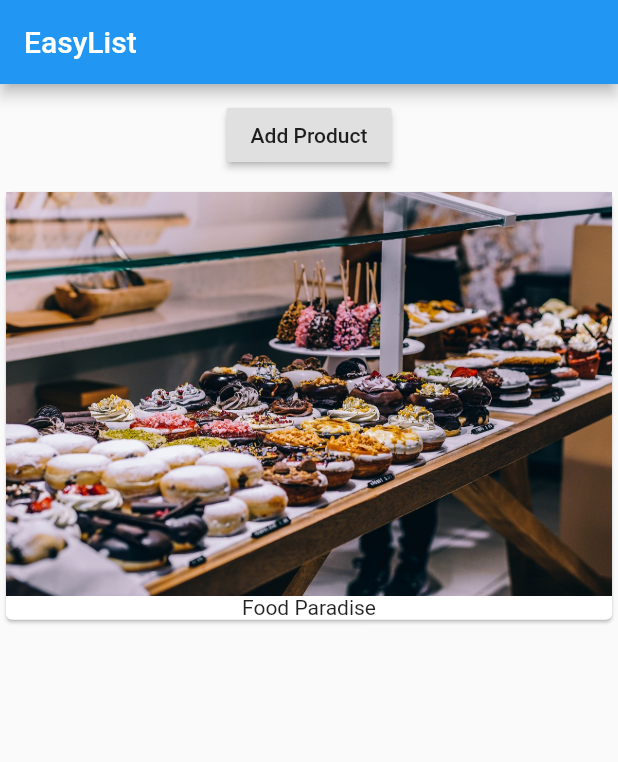
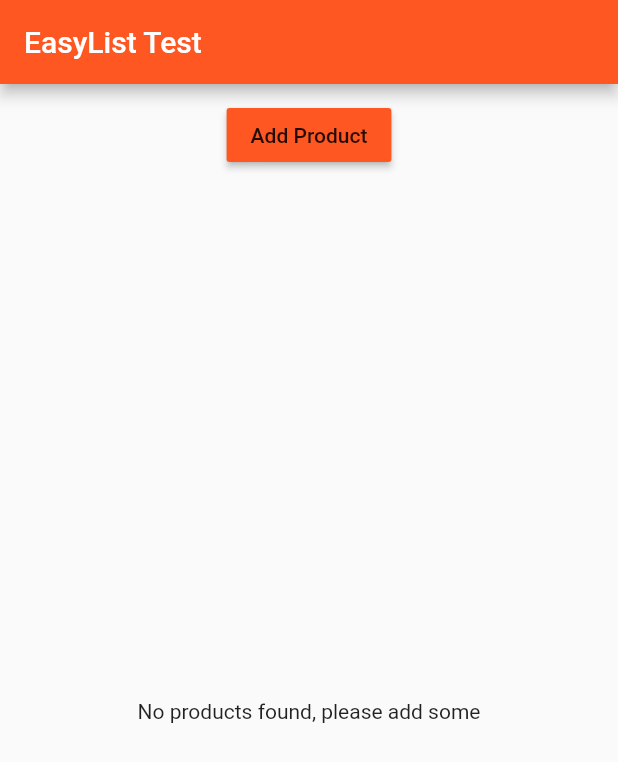
Before and after one commit to AGembeeded/flutter-course, a Flutter app: the screen it shows after launch, on a phone screen of 412 x 824 dp. Shown: the top 762 px of the screen. Run offline on Flutter 3.47's test engine with Material 2 defaults, Android fonts, the phone set to English and light mode, and no system bars.

Commit message:
Added inline if statements in products.dart; lesson 60

```diff
--- a/lib/main.dart
+++ b/lib/main.dart
@@ -1,4 +1,7 @@
 import 'package:flutter/material.dart';
+
+//Internal imports
+import './product_manager.dart';
 
 // Dart is a typed language
 // Use explicit types definition
@@ -12,6 +15,7 @@ void main() {
 class MyApp extends StatelessWidget {
   // extends is inheritance
   // Properties
+
   // Methods
 
   // Flutter uses the build method to draw a widget
@@ -20,30 +24,16 @@ class MyApp extends StatelessWidget {
   Widget build(BuildContext context) {
     // here the Widget is definition of a type that build should return
     return MaterialApp(
+      theme: ThemeData(
+          brightness: Brightness.light,
+          primarySwatch: Colors.deepOrange,
+          accentColor: Colors.deepPurple),
       home: Scaffold(
         appBar: AppBar(
-          title: Text('EasyList'),
+          title: Text('EasyList Test'),
         ),
         //<Widget> is not mandatory
-        body: Column(
-          children: <Widget>[
-            Container(
-              margin: EdgeInsets.all(10.0),
-              child: RaisedButton(
-                onPressed: () {},
-                child: Text('Add Product'),
-              ),
-            ),
-            Card(
-              child: Column(
-                children: <Widget>[
-                  Image.asset('assets/food.jpg'),
-                  Text('Food Paradise')
-                ],
-              ),
-            ),
-          ],
-        ),
+        body: ProductManager(),
       ),
     ); // used in every app, wrapper for entire app
   }
--- /dev/null
+++ b/lib/product_manager.dart
@@ -0,0 +1,50 @@
+import 'package:flutter/material.dart';
+
+// Internal imports
+import './products.dart';
+import './product_control.dart';
+
+class ProductManager extends StatefulWidget {
+  final String startingProduct;
+
+  ProductManager({this.startingProduct}){
+    print('[ProductManager Widget] Constructor');
+  }
+
+  @override
+  State<StatefulWidget> createState() {
+    return _ProductManagerState();
+  }
+}
+
+// Product manager state
+class _ProductManagerState extends State<ProductManager> {
+  List<String> _products = [];
+
+  @override
+  void initState() {
+    if (widget.startingProduct != null) {
+      _products.add(widget.startingProduct);
+    }
+    super.initState();
+  }
+
+  void _addProducts(String product) {
+    setState(() {
+      _products.add(product);
+    });
+  }
+
+  @override
+  Widget build(BuildContext context) {
+    return Column(
+      children: [
+        Container(
+          margin: EdgeInsets.all(10.0),
+          child: ProductControl(_addProducts),
+        ),
+        Expanded( child: Products(_products))
+      ],
+    );
+  }
+}
--- /dev/null
+++ b/lib/products.dart
@@ -0,0 +1,27 @@
+import 'package:flutter/material.dart';
+
+class Products extends StatelessWidget {
+  final List<String> products; //final tells that products will not be changed
+
+  Products(this.products);
+
+  Widget _buildProductItem(BuildContext context, int index) {
+    return Card(
+              child: Column(
+                children: <Widget>[
+                  Image.asset('assets/food.jpg'),
+                  Text(products[index])
+                ],
+              ),
+            );
+  }
+
+  @override
+  Widget build(BuildContext context) {
+
+    return products.length > 0 ? ListView.builder( // this is an inline if statement, this is called ternary expression
+      itemBuilder: _buildProductItem,
+      itemCount: products.length,
+    ) : Center(child: Text('No products found, please add some'));// this ':' means else
+  }
+}
```
